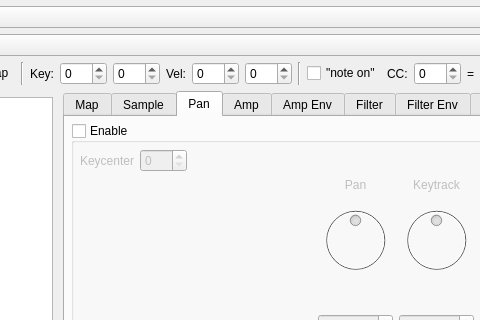
Before: the Qt Designer form src/ui/mainwindow.ui in michael02022/sfzbuilder, drawn with Qt 5; both pictures show x 199 to 679 and y 186 to 506 of the 1096 by 776 pixel window.
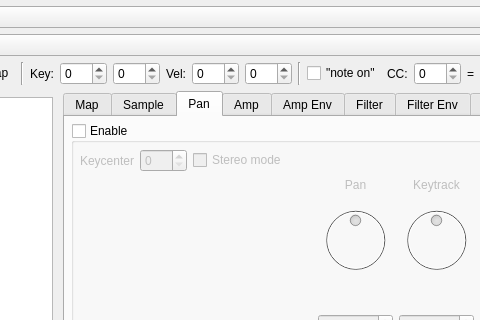
After: the same form once the commit is applied. The open tabs and pages were chosen to show the change. Icons and pictures are not drawn. Custom widgets are drawn as their Qt base class.

What changed in the file:
```diff
--- a/src/ui/mainwindow.ui
+++ b/src/ui/mainwindow.ui
@@ -1968,6 +1968,13 @@
                 </property>
                </widget>
               </item>
+              <item>
+               <widget class="QCheckBox" name="chkPanStereoMode">
+                <property name="text">
+                 <string>Stereo mode</string>
+                </property>
+               </widget>
+              </item>
               <item>
                <spacer name="hspPanKeycenter">
                 <property name="orientation">
```
Left out of the diff: 32 changed lines with no effect on the pictures.
